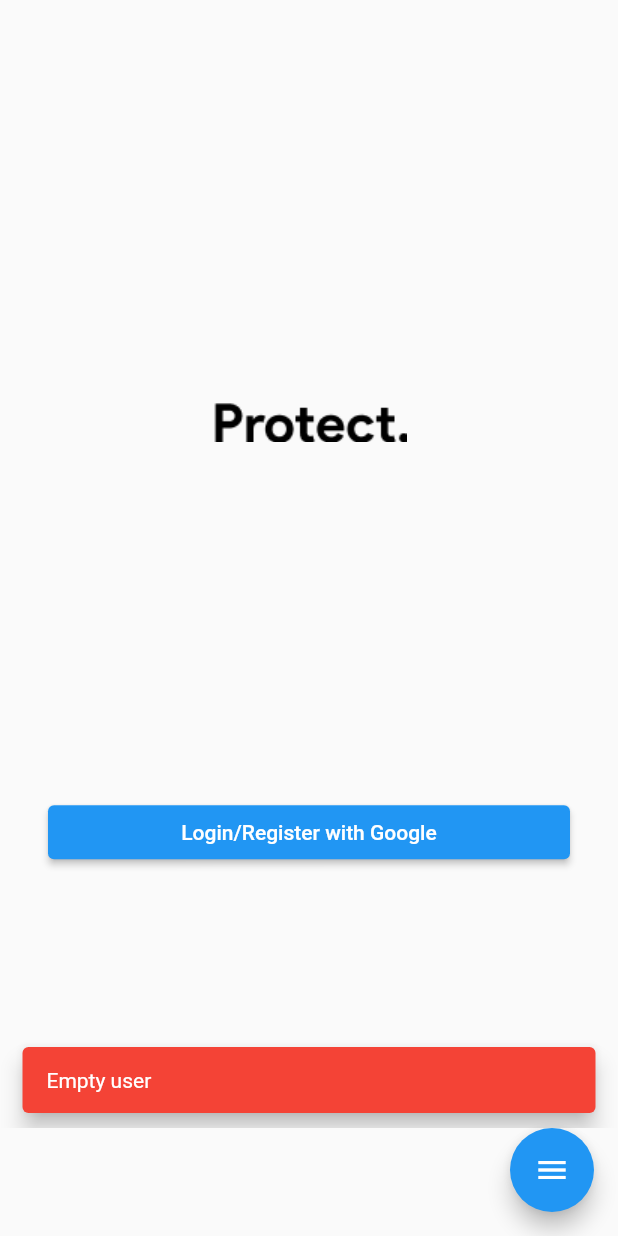
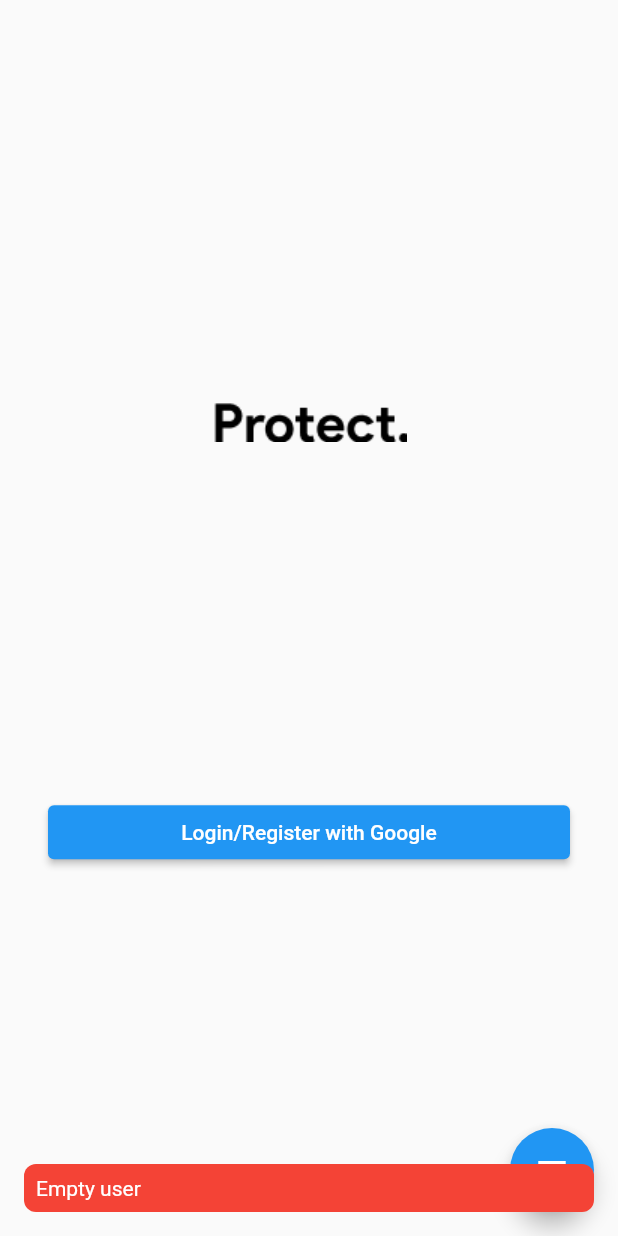
Before and after one commit to Harits19/my_password_app, a Flutter app: the screen it shows after launch, after a tap on "Login/Register with Google", on a phone screen of 412 x 824 dp. Run offline on Flutter 3.47's test engine with Material 2 defaults, Android fonts, the phone set to English and light mode, and no system bars; our stand-ins replace flutter_riverpod, google_sign_in, local_auth, shared_preferences; missing offline and left inert: encrypt, googleapis.

```diff
--- a/lib/ui/widgets/widget_util.dart
+++ b/lib/ui/widgets/widget_util.dart
@@ -1,5 +1,8 @@
+import 'dart:async';
+
 import 'package:flutter/material.dart';
 import 'package:my_password_app/app.dart';
+import 'package:my_password_app/utils/my_print.dart';
 
 class WidgetUtil {
   static BuildContext get context => navigatorKey.currentContext!;
@@ -50,29 +53,21 @@ class WidgetUtil {
   }
 
   static void mySnackBar(String message, {Color? color}) {
-    scaffoldMessengerKey.currentState?.showSnackBar(
-      SnackBar(
-        backgroundColor: color,
-        behavior: SnackBarBehavior.floating,
-        content: Text(
-          message.toString(),
-          style: TextStyle(
-            color: Colors.white,
-          ),
-        ),
-      ),
-    );
-    return;
+    Timer? timer;
+    myPrint('showSnacbar');
     showModalBottomSheet(
       context: context,
       barrierColor: Colors.transparent,
-      isDismissible: false,
       isScrollControlled: false,
       enableDrag: false,
       backgroundColor: Colors.transparent,
-      builder: (context) => WillPopScope(
-        onWillPop: () async => false,
-        child: Container(
+      builder: (builderContext) {
+        myPrint('setTimer');
+        timer = Timer(Duration(seconds: 3), () {
+          Navigator.of(context).pop();
+          myPrint('popSnackbar');
+        });
+        return Container(
           padding: const EdgeInsets.all(8.0),
           margin: EdgeInsets.all(16),
           decoration: BoxDecoration(
@@ -91,12 +86,13 @@ class WidgetUtil {
               )
             ],
           ),
-        ),
-      ),
+        );
+      },
+    ).then(
+      (value) {
+        myPrint('cancelTimer');
+        timer?.cancel();
+      },
     );
-    checkWidget(() async {
-      await Future.delayed(Duration(seconds: 3));
-      Navigator.pop(context);
-    });
   }
 }
```
Also changed, not shown: lib/ui/pages/home/manage_password/manage_password_page.dart (+6 -4 lines).
